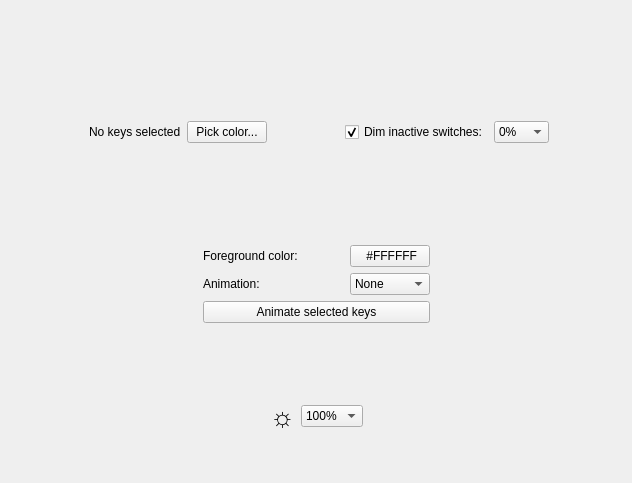
The window that src/ckb/kblightwidget.ui (ckb-next/ckb-next) describes before a commit, drawn with Qt 5.
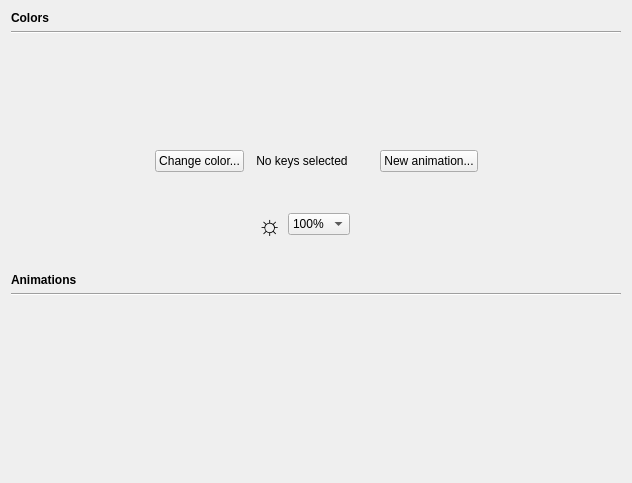
The same window after the commit. Custom widgets are drawn as their Qt base class.

Commit message: Multiple animations per mode Fixed issue where the keyboard displayed a US layout even when UK was selected. Foreground color option is gone for now, all animations are white. It will return soon. Gradient and Random animations are back, and there's a new Pinwheel animation. The animation API is about 50% completed; it works for basic animations but lacks any settings or reactive lighting. Documentation coming soon.

What changed in the file:
```diff
--- a/src/ckb/kblightwidget.ui
+++ b/src/ckb/kblightwidget.ui
@@ -17,6 +17,26 @@
    <string>Form</string>
   </property>
   <layout class="QVBoxLayout" name="verticalLayout">
+   <item>
+    <widget class="QLabel" name="label_3">
+     <property name="font">
+      <font>
+       <weight>75</weight>
+       <bold>true</bold>
+      </font>
+     </property>
+     <property name="text">
+      <string>Colors</string>
+     </property>
+    </widget>
+   </item>
+   <item>
+    <widget class="Line" name="line_2">
+     <property name="orientation">
+      <enum>Qt::Horizontal</enum>
+     </property>
+    </widget>
+   </item>
    <item>
     <layout class="QHBoxLayout" name="horizontalLayout_2">
      <item>
@@ -34,37 +54,18 @@
      </item>
      <item>
       <layout class="QGridLayout" name="gridLayout">
-       <item row="3" column="1">
-        <spacer name="horizontalSpacer_11">
-         <property name="orientation">
-          <enum>Qt::Horizontal</enum>
+       <item row="1" column="2">
+        <widget class="QLabel" name="selLabel">
+         <property name="text">
+          <string>No keys selected</string>
          </property>
-         <property name="sizeHint" stdset="0">
-          <size>
-           <width>40</width>
-           <height>20</height>
-          </size>
+         <property name="alignment">
+          <set>Qt::AlignCenter</set>
          </property>
-        </spacer>
+        </widget>
        </item>
-       <item row="2" column="4">
-        <spacer name="horizontalSpacer_10">
-         <property name="orientation">
-          <enum>Qt::Horizontal</enum>
-         </property>
-         <property name="sizeType">
-          <enum>QSizePolicy::Minimum</enum>
-         </property>
-         <property name="sizeHint" stdset="0">
-          <size>
-           <width>40</width>
-           <height>20</height>
-          </size>
-         </property>
-        </spacer>
-       </item>
-       <item row="2" column="3">
-        <spacer name="verticalSpacer_4">
+       <item row="1" column="3">
+        <spacer name="verticalSpacer">
          <property name="orientation">
           <enum>Qt::Vertical</enum>
          </property>
@@ -79,69 +80,7 @@
          </property>
         </spacer>
        </item>
-       <item row="2" column="5">
-        <widget class="QCheckBox" name="inactiveCheck">
-         <property name="text">
-          <string>Dim inactive switches:</string>
-         </property>
-         <property name="checked">
-          <bool>true</bool>
-         </property>
-        </widget>
-       </item>
-       <item row="2" column="2">
-        <widget class="ColorButton" name="bgButton">
-         <property name="text">
-          <string>Pick color...</string>
-         </property>
-        </widget>
-       </item>
-       <item row="2" column="1">
-        <widget class="QLabel" name="selLabel">
-         <property name="text">
-          <string>No keys selected</string>
-         </property>
-        </widget>
-       </item>
-       <item row="2" column="0">
-        <spacer name="horizontalSpacer_9">
-         <property name="orientation">
-          <enum>Qt::Horizontal</enum>
-         </property>
-         <property name="sizeType">
-          <enum>QSizePolicy::Fixed</enum>
-         </property>
-         <property name="sizeHint" stdset="0">
-          <size>
-           <width>0</width>
-           <height>0</height>
-          </size>
-         </property>
-        </spacer>
-       </item>
-       <item row="2" column="6">
-        <widget class="QComboBox" name="inactiveLevelBox">
-         <property name="currentIndex">
-          <number>2</number>
-         </property>
-         <item>
-          <property name="text">
-           <string>50%</string>
-          </property>
-         </item>
-         <item>
-          <property name="text">
-           <string>25%</string>
-          </property>
-         </item>
-         <item>
-          <property name="text">
-           <string>0%</string>
-          </property>
-         </item>
-        </widget>
-       </item>
-       <item row="0" column="0" rowspan="2" colspan="7">
+       <item row="0" column="0" colspan="5">
         <widget class="RgbWidget" name="rgbWidget" native="true">
          <property name="sizePolicy">
           <sizepolicy hsizetype="Fixed" vsizetype="Fixed">
@@ -160,7 +99,27 @@
          </property>
         </widget>
        </item>
-       <item row="3" column="3" colspan="4">
+       <item row="2" column="0" colspan="2">
+        <spacer name="horizontalSpacer_11">
+         <property name="orientation">
+          <enum>Qt::Horizontal</enum>
+         </property>
+         <property name="sizeHint" stdset="0">
+          <size>
+           <width>40</width>
+           <height>0</height>
+          </size>
+         </property>
+        </spacer>
+       </item>
+       <item row="1" column="0">
+        <widget class="ColorButton" name="bgButton">
+         <property name="text">
+          <string>Change color...</string>
+         </property>
+        </widget>
+       </item>
+       <item row="2" column="3" colspan="2">
         <spacer name="horizontalSpacer_2">
          <property name="orientation">
           <enum>Qt::Horizontal</enum>
@@ -168,11 +127,18 @@
          <property name="sizeHint" stdset="0">
           <size>
            <width>40</width>
-           <height>20</height>
+           <height>0</height>
           </size>
          </property>
         </spacer>
        </item>
+       <item row="1" column="4">
+        <widget class="QPushButton" name="animButton">
+         <property name="text">
+          <string>New animation...</string>
+         </property>
+        </widget>
+       </item>
       </layout>
      </item>
      <item>
@@ -191,7 +157,7 @@
     </layout>
    </item>
    <item>
-    <spacer name="verticalSpacer">
+    <spacer name="verticalSpacer_2">
      <property name="orientation">
       <enum>Qt::Vertical</enum>
      </property>
@@ -205,126 +171,7 @@
    </item>
    <item>
     <layout class="QGridLayout" name="gridLayout_2">
-     <item row="0" column="0" rowspan="2">
-      <spacer name="horizontalSpacer_7">
-       <property name="orientation">
-        <enum>Qt::Horizontal</enum>
-       </property>
-       <property name="sizeHint" stdset="0">
-        <size>
-         <width>40</width>
-         <height>20</height>
-        </size>
-       </property>
-      </spacer>
-     </item>
-     <item row="0" column="3">
-      <widget class="ColorButton" name="fgButton">
-       <property name="text">
-        <string> #FFFFFF</string>
-       </property>
-      </widget>
-     </item>
-     <item row="1" column="1">
-      <widget class="QLabel" name="label_3">
-       <property name="text">
-        <string>Animation:</string>
-       </property>
-      </widget>
-     </item>
-     <item row="0" column="4" rowspan="2">
-      <spacer name="horizontalSpacer_8">
-       <property name="orientation">
-        <enum>Qt::Horizontal</enum>
-       </property>
-       <property name="sizeHint" stdset="0">
-        <size>
-         <width>40</width>
-         <height>20</height>
-        </size>
-       </property>
-      </spacer>
-     </item>
-     <item row="1" column="3">
-      <widget class="QComboBox" name="animBox">
-       <item>
-        <property name="text">
-         <string>None</string>
-        </property>
-       </item>
-       <item>
-        <property name="text">
-         <string>Wave</string>
-        </property>
-       </item>
-       <item>
-        <property name="text">
-         <string>Ripple</string>
-        </property>
-       </item>
-      </widget>
-     </item>
-     <item row="0" column="2">
-      <spacer name="horizontalSpacer">
-       <property name="orientation">
-        <enum>Qt::Horizontal</enum>
-       </property>
-       <property name="sizeType">
-        <enum>QSizePolicy::Fixed</enum>
-       </property>
-       <property name="sizeHint" stdset="0">
-        <size>
-         <width>40</width>
-         <height>20</height>
-        </size>
-       </property>
-      </spacer>
-     </item>
-     <item row="0" column="1">
-      <widget class="QLabel" name="label_2">
-       <property name="text">
-        <string>Foreground color:</string>
-       </property>
-      </widget>
-     </item>
-     <item row="2" column="1" colspan="3">
-      <widget class="QPushButton" name="animButton">
-       <property name="text">
-        <string>Animate selected keys</string>
-       </property>
-      </widget>
-     </item>
-    </layout>
-   </item>
-   <item>
-    <spacer name="verticalSpacer_3">
-     <property name="orientation">
-      <enum>Qt::Vertical</enum>
-     </property>
-     <property name="sizeHint" stdset="0">
-      <size>
-       <width>20</width>
-       <height>40</height>
-      </size>
-     </property>
-    </spacer>
-   </item>
-   <item>
-    <layout class="QHBoxLayout" name="horizontalLayout">
-     <item>
-      <spacer name="horizontalSpacer_3">
-       <property name="orientation">
-        <enum>Qt::Horizontal</enum>
-       </property>
-       <property name="sizeHint" stdset="0">
-        <size>
-         <width>40</width>
-         <height>20</height>
-        </size>
-       </property>
-      </spacer>
-     </item>
-     <item>
+     <item row="1" column="2">
       <widget class="QLabel" name="label">
        <property name="font">
         <font>
@@ -334,9 +181,25 @@
        <property name="text">
         <string>☼</string>
        </property>
+       <property name="alignment">
+        <set>Qt::AlignRight|Qt::AlignTrailing|Qt::AlignVCenter</set>
+       </property>
       </widget>
      </item>
-     <item>
+     <item row="0" column="4">
+      <spacer name="horizontalSpacer_3">
+       <property name="orientation">
+        <enum>Qt::Horizontal</enum>
+       </property>
+       <property name="sizeHint" stdset="0">
+        <size>
+         <width>0</width>
+         <height>0</height>
+        </size>
+       </property>
+      </spacer>
+     </item>
+     <item row="1" column="3">
       <widget class="QComboBox" name="brightnessBox">
        <property name="sizePolicy">
         <sizepolicy hsizetype="Fixed" vsizetype="Fixed">
@@ -366,15 +229,18 @@
        </item>
       </widget>
      </item>
-     <item>
+     <item row="0" column="2">
       <spacer name="horizontalSpacer_4">
        <property name="orientation">
         <enum>Qt::Horizontal</enum>
        </property>
+       <property name="sizeType">
+        <enum>QSizePolicy::Expanding</enum>
+       </property>
        <property name="sizeHint" stdset="0">
         <size>
-         <width>40</width>
-         <height>20</height>
+         <width>0</width>
+         <height>0</height>
         </size>
        </property>
       </spacer>
@@ -386,9 +252,6 @@
      <property name="orientation">
       <enum>Qt::Vertical</enum>
      </property>
-     <property name="sizeType">
-      <enum>QSizePolicy::Fixed</enum>
-     </property>
      <property name="sizeHint" stdset="0">
       <size>
        <width>20</width>
@@ -397,6 +260,36 @@
      </property>
     </spacer>
    </item>
+   <item>
+    <widget class="QLabel" name="label_2">
+     <property name="font">
+      <font>
+       <weight>75</weight>
+       <bold>true</bold>
+      </font>
+     </property>
+     <property name="text">
+      <string>Animations</string>
+     </property>
+    </widget>
+   </item>
+   <item>
+    <widget class="Line" name="line">
+     <property name="orientation">
+      <enum>Qt::Horizontal</enum>
+     </property>
+    </widget>
+   </item>
+   <item>
+    <widget class="KbAnimWidget" name="animWidget" native="true">
+     <property name="minimumSize">
+      <size>
+       <width>0</width>
+       <height>170</height>
+      </size>
+     </property>
+    </widget>
+   </item>
   </layout>
  </widget>
  <customwidgets>
@@ -411,6 +304,12 @@
    <header location="global">rgbwidget.h</header>
    <container>1</container>
   </customwidget>
+  <customwidget>
+   <class>KbAnimWidget</class>
+   <extends>QWidget</extends>
+   <header>kbanimwidget.h</header>
+   <container>1</container>
+  </customwidget>
  </customwidgets>
  <resources/>
  <connections/>
```
Left out of the diff: 2 changed lines with no effect on the pictures. The commit also changes 43 other files.
